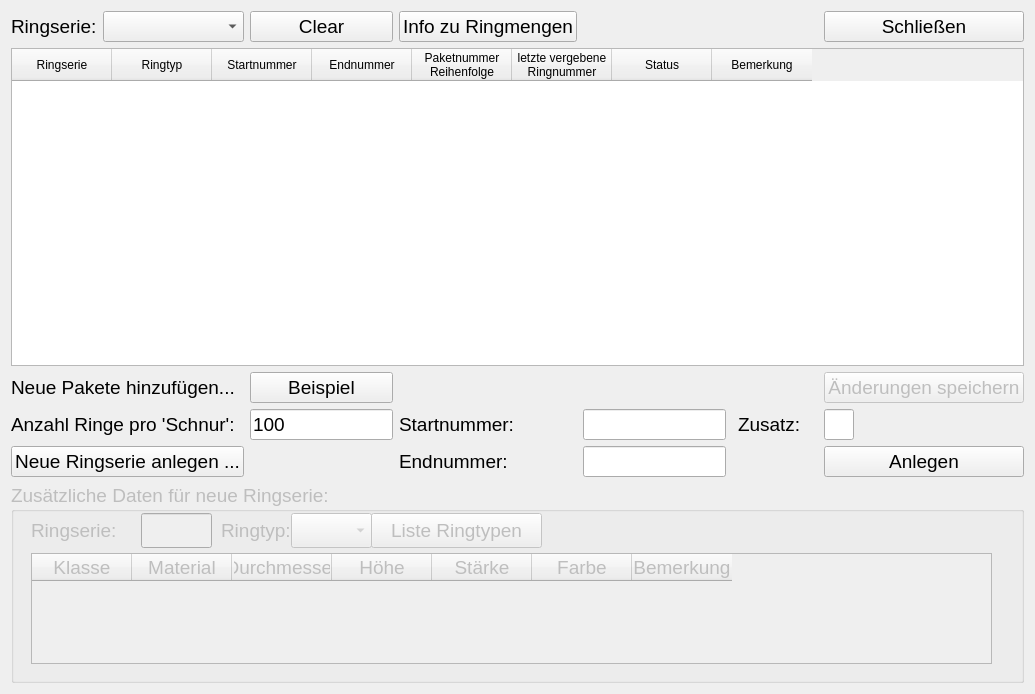
First picture: the form in Beringungsoberflaeche/ringserieneingabe/dialogringserieneingabe.ui, repository StefanBongers/Ui_Settings.py, before the edit.
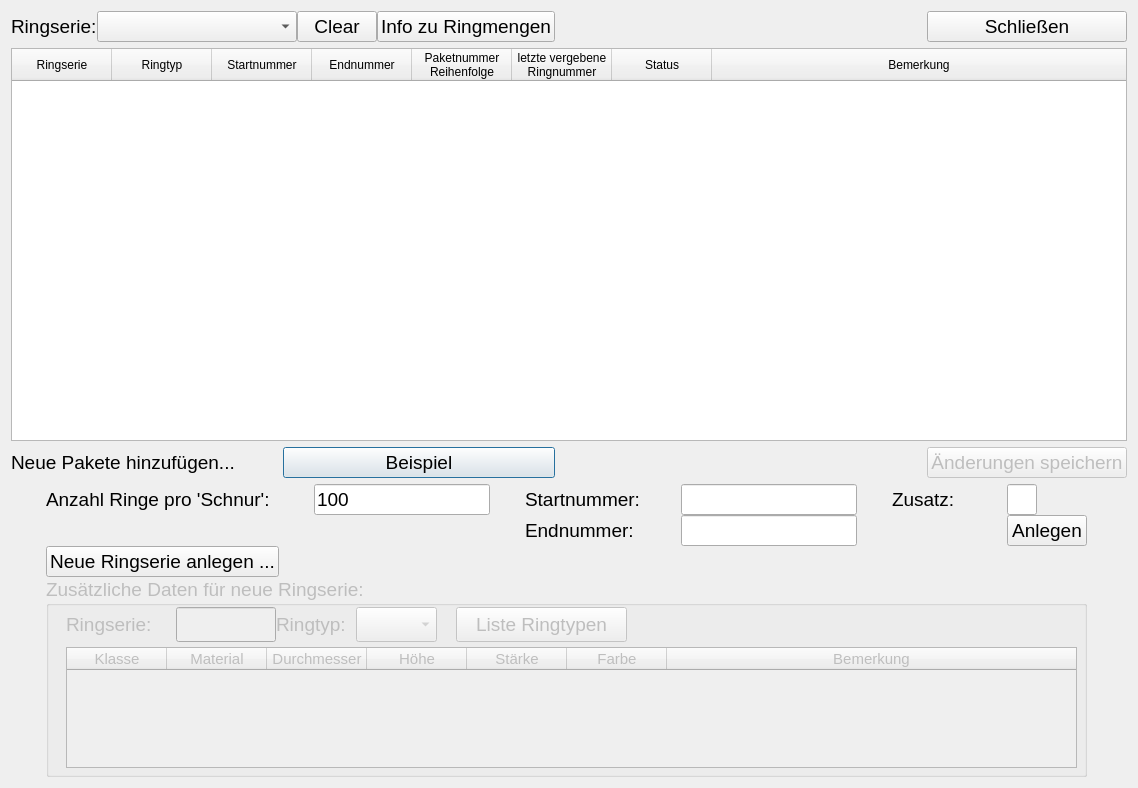
Second picture: the form after the edit. Custom widgets are drawn as their Qt base class.

```diff
--- a/Beringungsoberflaeche/ringserieneingabe/dialogringserieneingabe.ui
+++ b/Beringungsoberflaeche/ringserieneingabe/dialogringserieneingabe.ui
@@ -6,15 +6,454 @@
    <rect>
     <x>0</x>
     <y>0</y>
-    <width>1035</width>
-    <height>694</height>
+    <width>1138</width>
+    <height>788</height>
    </rect>
   </property>
   <property name="windowTitle">
    <string>DialogRingserienEingabe</string>
   </property>
   <layout class="QGridLayout" name="gridLayout">
-   <item row="5" column="0" colspan="7">
+   <item row="0" column="0" colspan="7">
+    <layout class="QGridLayout" name="gridLayout_2">
+     <property name="horizontalSpacing">
+      <number>7</number>
+     </property>
+     <item row="2" column="0">
+      <layout class="QHBoxLayout" name="horizontalLayout">
+       <item>
+        <widget class="QLabel" name="label_2">
+         <property name="font">
+          <font>
+           <pointsize>14</pointsize>
+          </font>
+         </property>
+         <property name="toolTip">
+          <string>Automatisch Aufteilung der Pakete nach Anzahl Ringe pro Schnur</string>
+         </property>
+         <property name="text">
+          <string>Neue Pakete hinzufügen... </string>
+         </property>
+        </widget>
+       </item>
+       <item>
+        <widget class="QPushButton" name="BTN_beispiel_eingabe_ringserie">
+         <property name="font">
+          <font>
+           <pointsize>14</pointsize>
+          </font>
+         </property>
+         <property name="text">
+          <string>Beispiel</string>
+         </property>
+        </widget>
+       </item>
+      </layout>
+     </item>
+     <item row="0" column="0">
+      <layout class="QHBoxLayout" name="horizontalLayout_2">
+       <item>
+        <widget class="QLabel" name="label">
+         <property name="sizePolicy">
+          <sizepolicy hsizetype="Maximum" vsizetype="Maximum">
+           <horstretch>0</horstretch>
+           <verstretch>0</verstretch>
+          </sizepolicy>
+         </property>
+         <property name="maximumSize">
+          <size>
+           <width>16777215</width>
+           <height>25</height>
+          </size>
+         </property>
+         <property name="font">
+          <font>
+           <pointsize>14</pointsize>
+          </font>
+         </property>
+         <property name="text">
+          <string>Ringserie:</string>
+         </property>
+        </widget>
+       </item>
+       <item>
+        <widget class="QComboBox" name="CMB_ringserienauswahl">
+         <property name="sizePolicy">
+          <sizepolicy hsizetype="Maximum" vsizetype="Fixed">
+           <horstretch>0</horstretch>
+           <verstretch>0</verstretch>
+          </sizepolicy>
+         </property>
+         <property name="minimumSize">
+          <size>
+           <width>200</width>
+           <height>0</height>
+          </size>
+         </property>
+         <property name="font">
+          <font>
+           <pointsize>14</pointsize>
+          </font>
+         </property>
+        </widget>
+       </item>
+       <item>
+        <widget class="QPushButton" name="BTN_clear">
+         <property name="font">
+          <font>
+           <pointsize>14</pointsize>
+          </font>
+         </property>
+         <property name="text">
+          <string>Clear</string>
+         </property>
+        </widget>
+       </item>
+       <item>
+        <widget class="QPushButton" name="BTN_info">
+         <property name="font">
+          <font>
+           <pointsize>14</pointsize>
+          </font>
+         </property>
+         <property name="text">
+          <string>Info zu Ringmengen</string>
+         </property>
+        </widget>
+       </item>
+      </layout>
+     </item>
+     <item row="0" column="3">
+      <widget class="QPushButton" name="BTN_close">
+       <property name="font">
+        <font>
+         <pointsize>14</pointsize>
+        </font>
+       </property>
+       <property name="text">
+        <string>Schließen</string>
+       </property>
+      </widget>
+     </item>
+     <item row="0" column="2">
+      <spacer name="horizontalSpacer">
+       <property name="orientation">
+        <enum>Qt::Horizontal</enum>
+       </property>
+       <property name="sizeHint" stdset="0">
+        <size>
+         <width>200</width>
+         <height>20</height>
+        </size>
+       </property>
+      </spacer>
+     </item>
+     <item row="2" column="3">
+      <widget class="QPushButton" name="BTN_spezial">
+       <property name="enabled">
+        <bool>false</bool>
+       </property>
+       <property name="font">
+        <font>
+         <pointsize>14</pointsize>
+        </font>
+       </property>
+       <property name="toolTip">
+        <string>&lt;html&gt;&lt;head/&gt;&lt;body&gt;&lt;p&gt;Möchte man ein Paket oder eine Schnur 'dazwischenschieben' oder als nächstes behandeln, so kann man dieses Paket hier auswählen und markieren als das nächste zu verwendende - UNABHÄNGIG von der aktuell definierten Reihenfolge. &lt;/p&gt;&lt;/body&gt;&lt;/html&gt;</string>
+       </property>
+       <property name="text">
+        <string>Änderungen speichern</string>
+       </property>
+      </widget>
+     </item>
+     <item row="3" column="0" colspan="4">
+      <layout class="QGridLayout" name="gridLayout_3">
+       <property name="sizeConstraint">
+        <enum>QLayout::SetMaximumSize</enum>
+       </property>
+       <property name="horizontalSpacing">
+        <number>0</number>
+       </property>
+       <item row="0" column="3">
+        <widget class="QLineEdit" name="INP_start_ringnummer_neue_serie">
+         <property name="sizePolicy">
+          <sizepolicy hsizetype="Maximum" vsizetype="Fixed">
+           <horstretch>0</horstretch>
+           <verstretch>0</verstretch>
+          </sizepolicy>
+         </property>
+         <property name="minimumSize">
+          <size>
+           <width>50</width>
+           <height>0</height>
+          </size>
+         </property>
+         <property name="maximumSize">
+          <size>
+           <width>16777215</width>
+           <height>16777215</height>
+          </size>
+         </property>
+         <property name="font">
+          <font>
+           <pointsize>14</pointsize>
+          </font>
+         </property>
+         <property name="maxLength">
+          <number>8</number>
+         </property>
+        </widget>
+       </item>
+       <item row="2" column="0">
+        <widget class="QPushButton" name="BTN_neueSerie_anlegen">
+         <property name="font">
+          <font>
+           <pointsize>14</pointsize>
+          </font>
+         </property>
+         <property name="toolTip">
+          <string>&lt;html&gt;&lt;head/&gt;&lt;body&gt;&lt;p&gt;Dies bedeutet, dass die Ringserie, die Du eingeben möchtest, bisher noch &lt;span style=&quot; font-size:10pt; font-weight:700; color:#ff0000;&quot;&gt;nicht&lt;/span&gt; auf der Station verwendet wurde. Wenn Du nur einen neuen Nummernbereich eingeben möchtest, wähle bitte die bisherige Ringserie links aus und nutze die untere Eingabemaske für das Hinzufügen neuer Nummern.&lt;/p&gt;&lt;/body&gt;&lt;/html&gt;</string>
+         </property>
+         <property name="text">
+          <string>Neue Ringserie anlegen ...</string>
+         </property>
+        </widget>
+       </item>
+       <item row="0" column="0">
+        <widget class="QLabel" name="label_5">
+         <property name="sizePolicy">
+          <sizepolicy hsizetype="Maximum" vsizetype="Preferred">
+           <horstretch>0</horstretch>
+           <verstretch>0</verstretch>
+          </sizepolicy>
+         </property>
+         <property name="minimumSize">
+          <size>
+           <width>220</width>
+           <height>0</height>
+          </size>
+         </property>
+         <property name="maximumSize">
+          <size>
+           <width>16777215</width>
+           <height>16777215</height>
+          </size>
+         </property>
+         <property name="font">
+          <font>
+           <pointsize>14</pointsize>
+          </font>
+         </property>
+         <property name="toolTip">
+          <string>&lt;html&gt;&lt;head/&gt;&lt;body&gt;&lt;p&gt;Es wird die Anzahl je &amp;quot;Paket&amp;quot; benötigt. Die meisten Ringe sind auf einer Gummischnur aufgezogen. Am Beringertisch befindet sich meistens eine Schnur je Ringtyp/-serie. Die Serie lässt sich also in diese Pakete vereinzeln. Manche Ringe sind z.B. so groß, dass nur 10 Exemplare auf einem Schlauch aufgezogen sind. Dann ist hier 10 einzutragen. Die Standardpaketgröße beträgt 100 (Ringe je Schnur)&lt;/p&gt;&lt;/body&gt;&lt;/html&gt;</string>
+         </property>
+         <property name="text">
+          <string>Anzahl Ringe pro 'Schnur':</string>
+         </property>
+        </widget>
+       </item>
+       <item row="0" column="4">
+        <widget class="QLabel" name="label_6">
+         <property name="sizePolicy">
+          <sizepolicy hsizetype="Maximum" vsizetype="Preferred">
+           <horstretch>0</horstretch>
+           <verstretch>0</verstretch>
+          </sizepolicy>
+         </property>
+         <property name="minimumSize">
+          <size>
+           <width>80</width>
+           <height>0</height>
+          </size>
+         </property>
+         <property name="maximumSize">
+          <size>
+           <width>16777215</width>
+           <height>16777215</height>
+          </size>
+         </property>
+         <property name="font">
+          <font>
+           <pointsize>14</pointsize>
+          </font>
+         </property>
+         <property name="toolTip">
+          <string>&lt;html&gt;&lt;head/&gt;&lt;body&gt;&lt;p&gt;Es gibt (leider) einige Ringe, die keine numerischen Ringnummern haben, sondern zusätzlich noch ein Buchstabe. Z.B. die Serie 39 besteht aus 391F, 392F, 393F, ..., 399F. Um aber intern mit Zahlen rechnen zu können statt mit alphanumerischen Operationen (Texte umwandeln, aufsplitten, wieder zurückwandeln, ...) wurden für die 0,00001% der Fälle dieses Zusatzfeld ins Leben gerufen. Beinhaltet also der hintere Teil der Ringnummer (nach der Serie) einen nicht-numerischen Teil, wird dieser hier bei Zusatz eingetragen.&lt;/p&gt;&lt;/body&gt;&lt;/html&gt;</string>
+         </property>
+         <property name="text">
+          <string>Zusatz:</string>
+         </property>
+        </widget>
+       </item>
+       <item row="0" column="1">
+        <widget class="QLineEdit" name="INP_anz_ring_schnur">
+         <property name="sizePolicy">
+          <sizepolicy hsizetype="Maximum" vsizetype="Fixed">
+           <horstretch>0</horstretch>
+           <verstretch>0</verstretch>
+          </sizepolicy>
+         </property>
+         <property name="minimumSize">
+          <size>
+           <width>50</width>
+           <height>0</height>
+          </size>
+         </property>
+         <property name="maximumSize">
+          <size>
+           <width>16777215</width>
+           <height>16777215</height>
+          </size>
+         </property>
+         <property name="font">
+          <font>
+           <pointsize>14</pointsize>
+          </font>
+         </property>
+         <property name="text">
+          <string>100</string>
+         </property>
+        </widget>
+       </item>
+       <item row="1" column="5">
+        <widget class="QPushButton" name="BTN_neue_ringserie">
+         <property name="sizePolicy">
+          <sizepolicy hsizetype="Minimum" vsizetype="Fixed">
+           <horstretch>0</horstretch>
+           <verstretch>0</verstretch>
+          </sizepolicy>
+         </property>
+         <property name="font">
+          <font>
+           <pointsize>14</pointsize>
+          </font>
+         </property>
+         <property name="text">
+          <string>Anlegen</string>
+         </property>
+        </widget>
+       </item>
+       <item row="1" column="2">
+        <widget class="QLabel" name="label_4">
+         <property name="sizePolicy">
+          <sizepolicy hsizetype="Maximum" vsizetype="Preferred">
+           <horstretch>0</horstretch>
+           <verstretch>0</verstretch>
+          </sizepolicy>
+         </property>
+         <property name="minimumSize">
+          <size>
+           <width>80</width>
+           <height>0</height>
+          </size>
+         </property>
+         <property name="maximumSize">
+          <size>
+           <width>16777215</width>
+           <height>16777215</height>
+          </size>
+         </property>
+         <property name="font">
+          <font>
+           <pointsize>14</pointsize>
+          </font>
+         </property>
+         <property name="toolTip">
+          <string>&lt;html&gt;&lt;head/&gt;&lt;body&gt;&lt;p&gt;&lt;span style=&quot; font-weight:700;&quot;&gt;End&lt;/span&gt;nummer der &lt;span style=&quot; font-weight:700;&quot;&gt;gesamten&lt;/span&gt; Serie! Wurden z.B. 1000 Ringe einer Serie geliefert von XX010001 bis XX011000 in 10 Schnureinheiten (Paketen), so trägt man die erste Nummer (10.001) bei Startnummer ein und die letzte Nummer (11.000) bei Endnummer. Natürlich ohne .&lt;/p&gt;&lt;/body&gt;&lt;/html&gt;</string>
+         </property>
+         <property name="text">
+          <string>Endnummer:</string>
+         </property>
+        </widget>
+       </item>
+       <item row="1" column="3">
+        <widget class="QLineEdit" name="INP_end_ringnummer_neue_serie">
+         <property name="sizePolicy">
+          <sizepolicy hsizetype="Minimum" vsizetype="Fixed">
+           <horstretch>0</horstretch>
+           <verstretch>0</verstretch>
+          </sizepolicy>
+         </property>
+         <property name="minimumSize">
+          <size>
+           <width>50</width>
+           <height>0</height>
+          </size>
+         </property>
+         <property name="maximumSize">
+          <size>
+           <width>16777215</width>
+           <height>16777215</height>
+          </size>
+         </property>
+         <property name="font">
+          <font>
+           <pointsize>14</pointsize>
+          </font>
+         </property>
+        </widget>
+       </item>
+       <item row="0" column="2">
+        <widget class="QLabel" name="label_3">
+         <property name="sizePolicy">
+          <sizepolicy hsizetype="Maximum" vsizetype="Preferred">
+           <horstretch>0</horstretch>
+           <verstretch>0</verstretch>
+          </sizepolicy>
+         </property>
+         <property name="minimumSize">
+          <size>
+           <width>120</width>
+           <height>0</height>
+          </size>
+         </property>
+         <property name="maximumSize">
+          <size>
+           <width>16777215</width>
+           <height>16777215</height>
+          </size>
+         </property>
+         <property name="font">
+          <font>
+           <pointsize>14</pointsize>
+          </font>
+         </property>
+         <property name="toolTip">
+          <string>&lt;html&gt;&lt;head/&gt;&lt;body&gt;&lt;p&gt;&lt;span style=&quot; font-weight:700;&quot;&gt;Start&lt;/span&gt;nummer der &lt;span style=&quot; font-weight:700;&quot;&gt;gesamten&lt;/span&gt; Serie! Wurden z.B. 1000 Ringe einer Serie geliefert von XX010001 bis XX011000 in 10 Schnureinheiten (Paketen), so trägt man die erste Nummer (10.001) bei Startnummer ein und die letzte Nummer (11.000) bei Endnummer. Natürlich ohne .&lt;/p&gt;&lt;/body&gt;&lt;/html&gt;</string>
+         </property>
+         <property name="text">
+          <string>Startnummer: </string>
+         </property>
+        </widget>
+       </item>
+       <item row="0" column="5">
+        <widget class="QLineEdit" name="INP_zusatz">
+         <property name="sizePolicy">
+          <sizepolicy hsizetype="Maximum" vsizetype="Fixed">
+           <horstretch>0</horstretch>
+           <verstretch>0</verstretch>
+          </sizepolicy>
+         </property>
+         <property name="minimumSize">
+          <size>
+           <width>30</width>
+           <height>0</height>
+          </size>
+         </property>
+         <property name="maximumSize">
+          <size>
+           <width>30</width>
+           <height>16777215</height>
+          </size>
+         </property>
+         <property name="font">
+          <font>
+           <pointsize>14</pointsize>
+          </font>
+         </property>
+        </widget>
+       </item>
+       <item row="3" column="0" colspan="6">
     <widget class="QGroupBox" name="groupBox_zusatzeingabe">
      <property name="enabled">
       <bool>false</bool>
@@ -34,7 +473,7 @@
      <property name="maximumSize">
       <size>
        <width>16777215</width>
-       <height>300</height>
+           <height>16777215</height>
       </size>
      </property>
      <property name="font">
@@ -66,10 +505,16 @@
        <rect>
         <x>130</x>
         <y>30</y>
-        <width>71</width>
+            <width>100</width>
         <height>35</height>
        </rect>
       </property>
+          <property name="minimumSize">
+           <size>
+            <width>100</width>
+            <height>0</height>
+           </size>
+          </property>
       <property name="maxLength">
        <number>2</number>
       </property>
@@ -77,7 +522,7 @@
      <widget class="QComboBox" name="CMB_neueSerie_ringtyp_auswahl">
       <property name="geometry">
        <rect>
-        <x>280</x>
+            <x>310</x>
         <y>30</y>
         <width>81</width>
         <height>35</height>
@@ -93,7 +538,7 @@
      <widget class="QLabel" name="label_7">
       <property name="geometry">
        <rect>
-        <x>210</x>
+            <x>230</x>
         <y>30</y>
         <width>71</width>
         <height>35</height>
@@ -109,7 +554,7 @@
      <widget class="QPushButton" name="BTN_ringtypenliste">
       <property name="geometry">
        <rect>
-        <x>360</x>
+            <x>410</x>
         <y>30</y>
         <width>171</width>
         <height>35</height>
@@ -124,13 +569,30 @@
        <rect>
         <x>20</x>
         <y>70</y>
-        <width>961</width>
-        <height>111</height>
-       </rect>
-      </property>
+            <width>1011</width>
+            <height>121</height>
+           </rect>
+          </property>
+          <property name="font">
+           <font>
+            <pointsize>11</pointsize>
+           </font>
+          </property>
       <property name="sizeAdjustPolicy">
        <enum>QAbstractScrollArea::AdjustToContents</enum>
       </property>
+          <property name="sortingEnabled">
+           <bool>true</bool>
+          </property>
+          <attribute name="horizontalHeaderCascadingSectionResizes">
+           <bool>true</bool>
+          </attribute>
+          <attribute name="horizontalHeaderShowSortIndicator" stdset="0">
+           <bool>true</bool>
+          </attribute>
+          <attribute name="horizontalHeaderStretchLastSection">
+           <bool>true</bool>
+          </attribute>
       <column>
        <property name="text">
         <string>Klasse</string>
@@ -169,194 +631,9 @@
      </widget>
     </widget>
    </item>
-   <item row="2" column="6">
-    <widget class="QPushButton" name="BTN_spezial">
-     <property name="enabled">
-      <bool>false</bool>
-     </property>
-     <property name="font">
-      <font>
-       <pointsize>14</pointsize>
-      </font>
-     </property>
-     <property name="toolTip">
-      <string>&lt;html&gt;&lt;head/&gt;&lt;body&gt;&lt;p&gt;Möchte man ein Paket oder eine Schnur 'dazwischenschieben' oder als nächstes behandeln, so kann man dieses Paket hier auswählen und markieren als das nächste zu verwendende - UNABHÄNGIG von der aktuell definierten Reihenfolge. &lt;/p&gt;&lt;/body&gt;&lt;/html&gt;</string>
-     </property>
-     <property name="text">
-      <string>Änderungen speichern</string>
-     </property>
-    </widget>
-   </item>
-   <item row="4" column="3">
-    <widget class="QLineEdit" name="INP_end_ringnummer_neue_serie">
-     <property name="sizePolicy">
-      <sizepolicy hsizetype="Minimum" vsizetype="Fixed">
-       <horstretch>0</horstretch>
-       <verstretch>0</verstretch>
-      </sizepolicy>
-     </property>
-     <property name="minimumSize">
-      <size>
-       <width>50</width>
-       <height>0</height>
-      </size>
-     </property>
-     <property name="maximumSize">
-      <size>
-       <width>16777215</width>
-       <height>16777215</height>
-      </size>
-     </property>
-     <property name="font">
-      <font>
-       <pointsize>14</pointsize>
-      </font>
-     </property>
-    </widget>
-   </item>
-   <item row="0" column="2">
-    <widget class="QPushButton" name="BTN_info">
-     <property name="font">
-      <font>
-       <pointsize>14</pointsize>
-      </font>
-     </property>
-     <property name="text">
-      <string>Info zu Ringmengen</string>
-     </property>
-    </widget>
-   </item>
-   <item row="0" column="0">
-    <layout class="QHBoxLayout" name="horizontalLayout_2">
-     <item>
-      <widget class="QLabel" name="label">
-       <property name="sizePolicy">
-        <sizepolicy hsizetype="Maximum" vsizetype="Maximum">
-         <horstretch>0</horstretch>
-         <verstretch>0</verstretch>
-        </sizepolicy>
-       </property>
-       <property name="maximumSize">
-        <size>
-         <width>16777215</width>
-         <height>25</height>
-        </size>
-       </property>
-       <property name="font">
-        <font>
-         <pointsize>14</pointsize>
-        </font>
-       </property>
-       <property name="text">
-        <string>Ringserie:</string>
-       </property>
-      </widget>
-     </item>
-     <item>
-      <widget class="QComboBox" name="CMB_ringserienauswahl">
-       <property name="font">
-        <font>
-         <pointsize>14</pointsize>
-        </font>
-       </property>
-      </widget>
-     </item>
-    </layout>
-   </item>
-   <item row="4" column="2">
-    <widget class="QLabel" name="label_4">
-     <property name="sizePolicy">
-      <sizepolicy hsizetype="Maximum" vsizetype="Preferred">
-       <horstretch>0</horstretch>
-       <verstretch>0</verstretch>
-      </sizepolicy>
-     </property>
-     <property name="minimumSize">
-      <size>
-       <width>80</width>
-       <height>0</height>
-      </size>
-     </property>
-     <property name="maximumSize">
-      <size>
-       <width>16777215</width>
-       <height>16777215</height>
-      </size>
-     </property>
-     <property name="font">
-      <font>
-       <pointsize>14</pointsize>
-      </font>
-     </property>
-     <property name="toolTip">
-      <string>&lt;html&gt;&lt;head/&gt;&lt;body&gt;&lt;p&gt;&lt;span style=&quot; font-weight:700;&quot;&gt;End&lt;/span&gt;nummer der &lt;span style=&quot; font-weight:700;&quot;&gt;gesamten&lt;/span&gt; Serie! Wurden z.B. 1000 Ringe einer Serie geliefert von XX010001 bis XX011000 in 10 Schnureinheiten (Paketen), so trägt man die erste Nummer (10.001) bei Startnummer ein und die letzte Nummer (11.000) bei Endnummer. Natürlich ohne .&lt;/p&gt;&lt;/body&gt;&lt;/html&gt;</string>
-     </property>
-     <property name="text">
-      <string>Endnummer:</string>
-     </property>
-    </widget>
-   </item>
-   <item row="2" column="1">
-    <widget class="QPushButton" name="BTN_beispiel_eingabe_ringserie">
-     <property name="font">
-      <font>
-       <pointsize>14</pointsize>
-      </font>
-     </property>
-     <property name="text">
-      <string>Beispiel</string>
-     </property>
-    </widget>
-   </item>
-   <item row="4" column="6">
-    <widget class="QPushButton" name="BTN_neue_ringserie">
-     <property name="sizePolicy">
-      <sizepolicy hsizetype="Minimum" vsizetype="Fixed">
-       <horstretch>0</horstretch>
-       <verstretch>0</verstretch>
-      </sizepolicy>
-     </property>
-     <property name="font">
-      <font>
-       <pointsize>14</pointsize>
-      </font>
-     </property>
-     <property name="text">
-      <string>Anlegen</string>
-     </property>
-    </widget>
-   </item>
-   <item row="3" column="1">
-    <widget class="QLineEdit" name="INP_anz_ring_schnur">
-     <property name="sizePolicy">
-      <sizepolicy hsizetype="Maximum" vsizetype="Fixed">
-       <horstretch>0</horstretch>
-       <verstretch>0</verstretch>
-      </sizepolicy>
-     </property>
-     <property name="minimumSize">
-      <size>
-       <width>50</width>
-       <height>0</height>
-      </size>
-     </property>
-     <property name="maximumSize">
-      <size>
-       <width>16777215</width>
-       <height>16777215</height>
-      </size>
-     </property>
-     <property name="font">
-      <font>
-       <pointsize>14</pointsize>
-      </font>
-     </property>
-     <property name="text">
-      <string>100</string>
-     </property>
-    </widget>
-   </item>
-   <item row="1" column="0" colspan="7">
+      </layout>
+     </item>
+     <item row="1" column="0" colspan="4">
     <widget class="OwnTable" name="TBL_ringserien">
      <property name="sizePolicy">
       <sizepolicy hsizetype="Expanding" vsizetype="Expanding">
@@ -370,6 +647,12 @@
        <height>0</height>
       </size>
      </property>
+       <property name="maximumSize">
+        <size>
+         <width>16777215</width>
+         <height>400</height>
+        </size>
+       </property>
      <property name="sizeAdjustPolicy">
       <enum>QAbstractScrollArea::AdjustToContents</enum>
      </property>
@@ -385,6 +668,9 @@
      <property name="sortingEnabled">
       <bool>true</bool>
      </property>
+       <attribute name="horizontalHeaderStretchLastSection">
+        <bool>true</bool>
+       </attribute>
      <column>
       <property name="text">
        <string>Ringserie</string>
@@ -429,215 +715,7 @@
      </column>
     </widget>
    </item>
-   <item row="3" column="6">
-    <widget class="QLineEdit" name="INP_zusatz">
-     <property name="sizePolicy">
-      <sizepolicy hsizetype="Maximum" vsizetype="Fixed">
-       <horstretch>0</horstretch>
-       <verstretch>0</verstretch>
-      </sizepolicy>
-     </property>
-     <property name="minimumSize">
-      <size>
-       <width>30</width>
-       <height>0</height>
-      </size>
-     </property>
-     <property name="maximumSize">
-      <size>
-       <width>30</width>
-       <height>16777215</height>
-      </size>
-     </property>
-     <property name="font">
-      <font>
-       <pointsize>14</pointsize>
-      </font>
-     </property>
-    </widget>
-   </item>
-   <item row="4" column="0">
-    <widget class="QPushButton" name="BTN_neueSerie_anlegen">
-     <property name="font">
-      <font>
-       <pointsize>14</pointsize>
-      </font>
-     </property>
-     <property name="toolTip">
-      <string>&lt;html&gt;&lt;head/&gt;&lt;body&gt;&lt;p&gt;Dies bedeutet, dass die Ringserie, die Du eingeben möchtest, bisher noch &lt;span style=&quot; font-size:10pt; font-weight:700; color:#ff0000;&quot;&gt;nicht&lt;/span&gt; auf der Station verwendet wurde. Wenn Du nur einen neuen Nummernbereich eingeben möchtest, wähle bitte die bisherige Ringserie links aus und nutze die untere Eingabemaske für das Hinzufügen neuer Nummern.&lt;/p&gt;&lt;/body&gt;&lt;/html&gt;</string>
-     </property>
-     <property name="text">
-      <string>Neue Ringserie anlegen ...</string>
-     </property>
-    </widget>
-   </item>
-   <item row="3" column="5">
-    <widget class="QLabel" name="label_6">
-     <property name="sizePolicy">
-      <sizepolicy hsizetype="Maximum" vsizetype="Preferred">
-       <horstretch>0</horstretch>
-       <verstretch>0</verstretch>
-      </sizepolicy>
-     </property>
-     <property name="minimumSize">
-      <size>
-       <width>80</width>
-       <height>0</height>
-      </size>
-     </property>
-     <property name="maximumSize">
-      <size>
-       <width>16777215</width>
-       <height>16777215</height>
-      </size>
-     </property>
-     <property name="font">
-      <font>
-       <pointsize>14</pointsize>
-      </font>
-     </property>
-     <property name="toolTip">
-      <string>&lt;html&gt;&lt;head/&gt;&lt;body&gt;&lt;p&gt;Es gibt (leider) einige Ringe, die keine numerischen Ringnummern haben, sondern zusätzlich noch ein Buchstabe. Z.B. die Serie 39 besteht aus 391F, 392F, 393F, ..., 399F. Um aber intern mit Zahlen rechnen zu können statt mit alphanumerischen Operationen (Texte umwandeln, aufsplitten, wieder zurückwandeln, ...) wurden für die 0,00001% der Fälle dieses Zusatzfeld ins Leben gerufen. Beinhaltet also der hintere Teil der Ringnummer (nach der Serie) einen nicht-numerischen Teil, wird dieser hier bei Zusatz eingetragen.&lt;/p&gt;&lt;/body&gt;&lt;/html&gt;</string>
-     </property>
-     <property name="text">
-      <string>Zusatz:</string>
-     </property>
-    </widget>
-   </item>
-   <item row="3" column="0">
-    <widget class="QLabel" name="label_5">
-     <property name="sizePolicy">
-      <sizepolicy hsizetype="Maximum" vsizetype="Preferred">
-       <horstretch>0</horstretch>
-       <verstretch>0</verstretch>
-      </sizepolicy>
-     </property>
-     <property name="minimumSize">
-      <size>
-       <width>220</width>
-       <height>0</height>
-      </size>
-     </property>
-     <property name="maximumSize">
-      <size>
-       <width>16777215</width>
-       <height>16777215</height>
-      </size>
-     </property>
-     <property name="font">
-      <font>
-       <pointsize>14</pointsize>
-      </font>
-     </property>
-     <property name="toolTip">
-      <string>&lt;html&gt;&lt;head/&gt;&lt;body&gt;&lt;p&gt;Es wird die Anzahl je &amp;quot;Paket&amp;quot; benötigt. Die meisten Ringe sind auf einer Gummischnur aufgezogen. Am Beringertisch befindet sich meistens eine Schnur je Ringtyp/-serie. Die Serie lässt sich also in diese Pakete vereinzeln. Manche Ringe sind z.B. so groß, dass nur 10 Exemplare auf einem Schlauch aufgezogen sind. Dann ist hier 10 einzutragen. Die Standardpaketgröße beträgt 100 (Ringe je Schnur)&lt;/p&gt;&lt;/body&gt;&lt;/html&gt;</string>
-     </property>
-     <property name="text">
-      <string>Anzahl Ringe pro 'Schnur':</string>
-     </property>
-    </widget>
-   </item>
-   <item row="0" column="6">
-    <widget class="QPushButton" name="BTN_close">
-     <property name="font">
-      <font>
-       <pointsize>14</pointsize>
-      </font>
-     </property>
-     <property name="text">
-      <string>Schließen</string>
-     </property>
-    </widget>
-   </item>
-   <item row="3" column="3">
-    <widget class="QLineEdit" name="INP_start_ringnummer_neue_serie">
-     <property name="sizePolicy">
-      <sizepolicy hsizetype="Maximum" vsizetype="Fixed">
-       <horstretch>0</horstretch>
-       <verstretch>0</verstretch>
-      </sizepolicy>
-     </property>
-     <property name="minimumSize">
-      <size>
-       <width>50</width>
-       <height>0</height>
-      </size>
-     </property>
-     <property name="maximumSize">
-      <size>
-       <width>16777215</width>
-       <height>16777215</height>
-      </size>
-     </property>
-     <property name="font">
-      <font>
-       <pointsize>14</pointsize>
-      </font>
-     </property>
-     <property name="maxLength">
-      <number>8</number>
-     </property>
-    </widget>
-   </item>
-   <item row="0" column="1">
-    <widget class="QPushButton" name="BTN_clear">
-     <property name="font">
-      <font>
-       <pointsize>14</pointsize>
-      </font>
-     </property>
-     <property name="text">
-      <string>Clear</string>
-     </property>
-    </widget>
-   </item>
-   <item row="2" column="0">
-    <widget class="QLabel" name="label_2">
-     <property name="font">
-      <font>
-       <pointsize>14</pointsize>
-      </font>
-     </property>
-     <property name="toolTip">
-      <string>Automatisch Aufteilung der Pakete nach Anzahl Ringe pro Schnur</string>
-     </property>
-     <property name="text">
-      <string>Neue Pakete hinzufügen... </string>
-     </property>
-    </widget>
-   </item>
-   <item row="3" column="2">
-    <widget class="QLabel" name="label_3">
-     <property name="sizePolicy">
-      <sizepolicy hsizetype="Maximum" vsizetype="Preferred">
-       <horstretch>0</horstretch>
-       <verstretch>0</verstretch>
-      </sizepolicy>
-     </property>
-     <property name="minimumSize">
-      <size>
-       <width>120</width>
-       <height>0</height>
-      </size>
-     </property>
-     <property name="maximumSize">
-      <size>
-       <width>16777215</width>
-       <height>16777215</height>
-      </size>
-     </property>
-     <property name="font">
-      <font>
-       <pointsize>14</pointsize>
-      </font>
-     </property>
-     <property name="toolTip">
-      <string>&lt;html&gt;&lt;head/&gt;&lt;body&gt;&lt;p&gt;&lt;span style=&quot; font-weight:700;&quot;&gt;Start&lt;/span&gt;nummer der &lt;span style=&quot; font-weight:700;&quot;&gt;gesamten&lt;/span&gt; Serie! Wurden z.B. 1000 Ringe einer Serie geliefert von XX010001 bis XX011000 in 10 Schnureinheiten (Paketen), so trägt man die erste Nummer (10.001) bei Startnummer ein und die letzte Nummer (11.000) bei Endnummer. Natürlich ohne .&lt;/p&gt;&lt;/body&gt;&lt;/html&gt;</string>
-     </property>
-     <property name="text">
-      <string>Startnummer: </string>
-     </property>
-    </widget>
+    </layout>
    </item>
   </layout>
  </widget>
```
Lines whose indentation alone changed are shown as unchanged.
